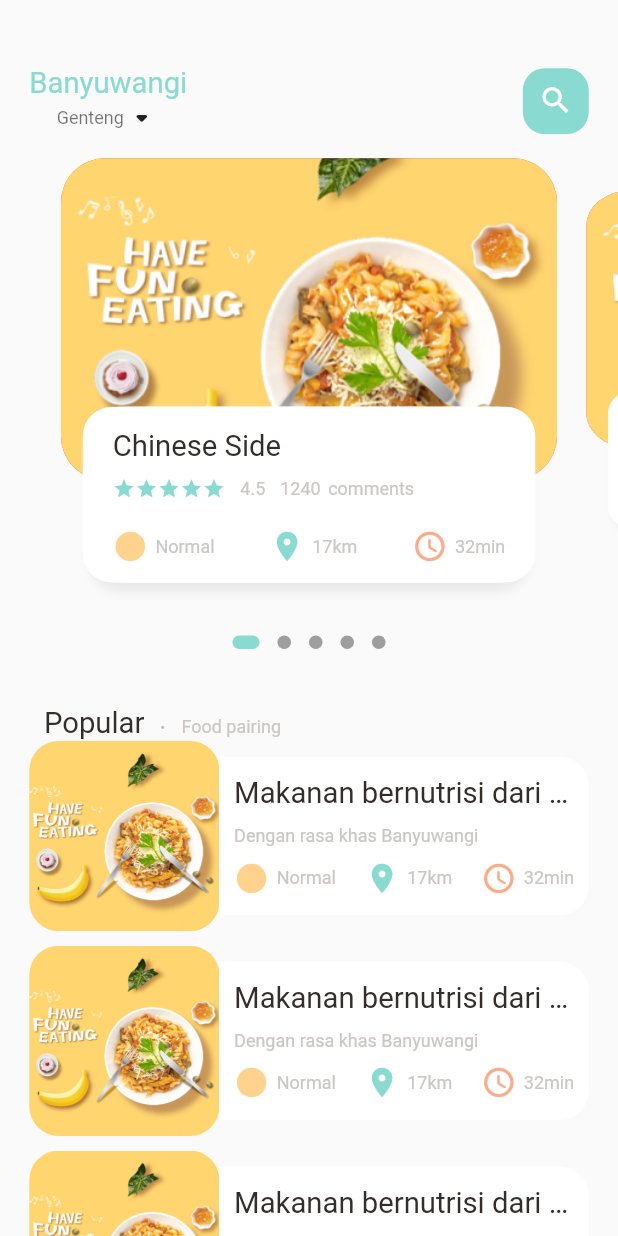
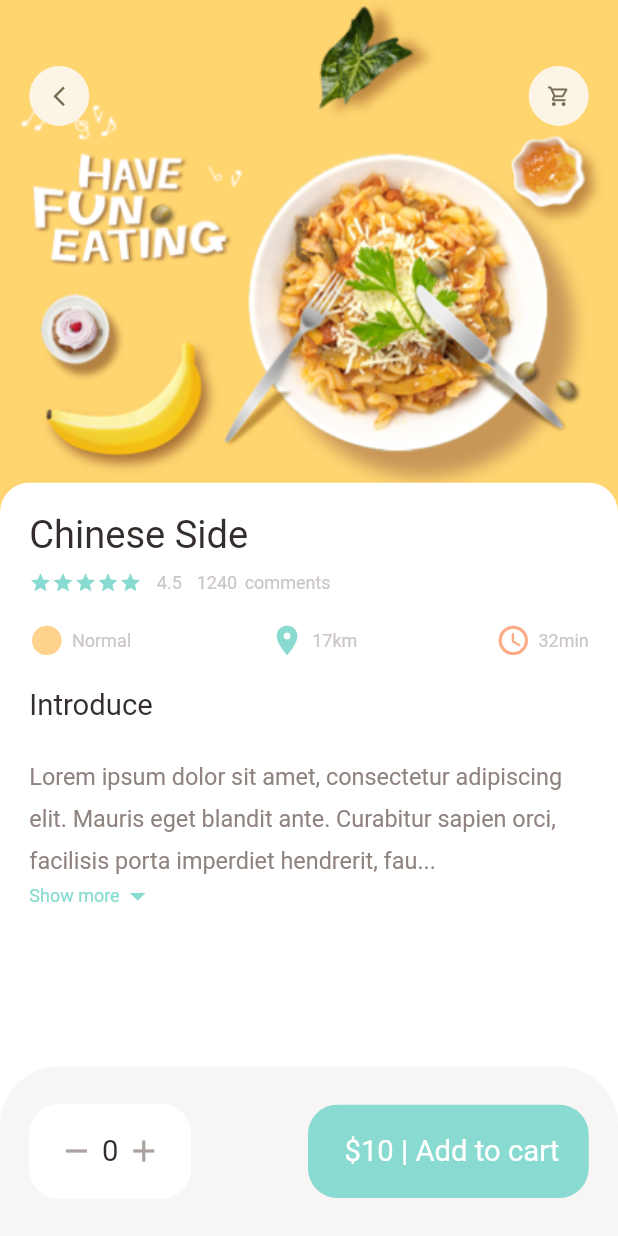
Before and after one commit to Khoruma/food_delivery, a Flutter app: the screen it shows after launch, on a phone screen of 412 x 824 dp. Run offline on Flutter 3.47's test engine with Material 2 defaults, Android fonts, the phone set to English and light mode, and no system bars; drawn by our look-alikes of dots_indicator; our stand-ins replace get; missing offline and left inert: dart:html.

Commit message:
popular detail page done

```diff
--- a/lib/main.dart
+++ b/lib/main.dart
@@ -1,5 +1,6 @@
 import 'package:flutter/material.dart';
-import 'package:food_delivery/home/home.dart';
+import 'package:food_delivery/pages/food/food.dart';
+// import 'package:food_delivery/pages/home/home.dart';
 import 'package:get/get.dart';
 
 void main() {
@@ -18,7 +19,7 @@ class MyApp extends StatelessWidget {
       theme: ThemeData(
         primarySwatch: Colors.blue,
       ),
-      home: const MainFoodPages(),
+      home: const PopularFoodDetail(),
     );
   }
 }
--- /dev/null
+++ b/lib/pages/food/food.dart
@@ -0,0 +1,5 @@
+import 'package:flutter/material.dart';
+import 'package:food_delivery/utils/utils.dart';
+import 'package:food_delivery/widgets/widgets.dart';
+
+part 'popular_food_detail.dart';
--- /dev/null
+++ b/lib/pages/food/popular_food_detail.dart
@@ -0,0 +1,125 @@
+part of 'food.dart';
+
+class PopularFoodDetail extends StatelessWidget {
+  const PopularFoodDetail({Key? key}) : super(key: key);
+
+  @override
+  Widget build(BuildContext context) {
+    return Scaffold(
+      backgroundColor: Colors.white,
+      body: Stack(
+        children: [
+          //background image
+          Positioned(
+            left: 0,
+            right: 0,
+            child: Container(
+              width: double.maxFinite,
+              height: Dimensions.popularFoodImgSize,
+              decoration: BoxDecoration(
+                  image: DecorationImage(
+                      fit: BoxFit.cover,
+                      image: AssetImage("assets/image/food0.png"))),
+            ),
+          ),
+          //icons widget
+          Positioned(
+            top: Dimensions.height45,
+            left: Dimensions.width20,
+            right: Dimensions.width20,
+            child: Row(
+              mainAxisAlignment: MainAxisAlignment.spaceBetween,
+              children: [
+                AppIcon(icon: Icons.arrow_back_ios_new),
+                AppIcon(icon: Icons.shopping_cart_outlined)
+              ],
+            ),
+          ),
+          //introduction prodcut
+          Positioned(
+            left: 0,
+            right: 0,
+            bottom: 0,
+            top: Dimensions.popularFoodImgSize - 20,
+            child: Container(
+                padding: EdgeInsets.only(
+                    left: Dimensions.width20,
+                    right: Dimensions.width20,
+                    top: Dimensions.height20),
+                decoration: BoxDecoration(
+                    borderRadius: BorderRadius.only(
+                      topRight: Radius.circular(Dimensions.radius20),
+                      topLeft: Radius.circular(Dimensions.radius20),
+                    ),
+                    color: Colors.white),
+                child: Column(
+                  crossAxisAlignment: CrossAxisAlignment.start,
+                  children: [
+                    AppColumn(text: "Chinese Side"),
+                    SizedBox(height: Dimensions.height20),
+                    BigText(text: "Introduce"),
+                    SizedBox(height: Dimensions.height20),
+                    Expanded(
+                      child: SingleChildScrollView(
+                          child: ExpandableTextWidget(
+                              text:
+                                  "Lorem ipsum dolor sit amet, consectetur adipiscing elit. Mauris eget blandit ante. Curabitur sapien orci, facilisis porta imperdiet hendrerit, faucibus ac lorem. Morbi elementum, nibh ut consequat ultrices, odio mi vestibulum magna, pharetra fermentum augue libero quis elit. In libero ante, viverra quis urna id, venenatis bibendum enim. Praesent sodales orci id justo pellentesque fringilla. Proin vehicula nibh placerat enim interdum maximus. Ut in est varius, pretium leo sit amet, mollis ex. Nulla lectus neque, eleifend nec leo et, scelerisque fermentum ex. Ut non lorem a ante fringilla accumsan. Donec eu elementum leo. ")),
+                    )
+                  ],
+                )),
+          ),
+        ],
+      ),
+      bottomNavigationBar: Container(
+        height: Dimensions.bottomHeightBar,
+        padding: EdgeInsets.only(
+            top: Dimensions.height20,
+            bottom: Dimensions.height20,
+            left: Dimensions.width20,
+            right: Dimensions.width20),
+        decoration: BoxDecoration(
+          color: AppColors.buttonBackgroundColor,
+          borderRadius: BorderRadius.only(
+            topLeft: Radius.circular(Dimensions.radius20 * 2),
+            topRight: Radius.circular(Dimensions.radius20 * 2),
+          ),
+        ),
+        child: Row(
+          mainAxisAlignment: MainAxisAlignment.spaceBetween,
+          children: [
+            Container(
+              padding: EdgeInsets.only(
+                  top: Dimensions.height20,
+                  bottom: Dimensions.height20,
+                  left: Dimensions.width20,
+                  right: Dimensions.width20),
+              decoration: BoxDecoration(
+                  borderRadius: BorderRadius.circular(Dimensions.radius20),
+                  color: Colors.white),
+              child: Row(
+                children: [
+                  Icon(Icons.remove, color: AppColors.signColor),
+                  SizedBox(width: Dimensions.width10 / 2),
+                  BigText(text: "0"),
+                  SizedBox(width: Dimensions.width10 / 2),
+                  Icon(Icons.add, color: AppColors.signColor)
+                ],
+              ),
+            ),
+            Container(
+              padding: EdgeInsets.only(
+                  top: Dimensions.height20,
+                  bottom: Dimensions.height20,
+                  left: Dimensions.width20,
+                  right: Dimensions.width20),
+              child: BigText(text: " \$10 | Add to cart", color: Colors.white),
+              decoration: BoxDecoration(
+                  color: AppColors.mainColor,
+                  borderRadius: BorderRadius.circular(Dimensions.radius20)),
+            )
+          ],
+        ),
+      ),
+    );
+  }
+}
--- a/lib/home/food_page_body.dart
+++ b/lib/pages/home/food_page_body.dart
@@ -227,59 +227,7 @@ class _FoodPageBodyState extends State<FoodPageBody> {
               child: Container(
                 margin: EdgeInsets.only(
                     top: Dimensions.height15, left: 15, right: 15),
-                child: Column(
-                  crossAxisAlignment: CrossAxisAlignment.start,
-                  children: [
-                    BigText(text: "Chinese Side"),
-                    SizedBox(
-                      height: Dimensions.height10,
-                    ),
-                    Row(
-                      children: [
-                        Wrap(
-                          children: List.generate(
-                              5,
-                              (index) => Icon(
-                                    Icons.star,
-                                    color: AppColors.mainColor,
-                                    size: 15,
-                                  )),
-                        ),
-                        const SizedBox(
-                          width: 10,
-                        ),
-                        SmallText(text: "4.5"),
-                        const SizedBox(
-                          width: 10,
-                        ),
-                        SmallText(text: "1240"),
-                        const SizedBox(
-                          width: 5,
-                        ),
-                        SmallText(text: "comments"),
-                      ],
-                    ),
-                    SizedBox(
-                      height: Dimensions.height20,
-                    ),
-                    Row(
-                        mainAxisAlignment: MainAxisAlignment.spaceBetween,
-                        children: const [
-                          IconsAndTextWidget(
-                              text: "Normal",
-                              icon: Icons.circle_sharp,
-                              iconColor: AppColors.iconColor1),
-                          IconsAndTextWidget(
-                              text: "17km",
-                              icon: Icons.location_on,
-                              iconColor: AppColors.mainColor),
-                          IconsAndTextWidget(
-                              text: "32min",
-                              icon: Icons.access_time_rounded,
-                              iconColor: AppColors.iconColor2),
-                        ])
-                  ],
-                ),
+                child: AppColumn(text: "Chinese Side"),
               ),
             ),
           )
--- a/lib/home/home.dart
+++ b/lib/pages/home/home.dart
@@ -1,5 +1,6 @@
 import 'package:dots_indicator/dots_indicator.dart';
 import 'package:flutter/material.dart';
+import 'package:food_delivery/pages/food/food.dart';
 import 'package:food_delivery/utils/utils.dart';
 import 'package:food_delivery/widgets/widgets.dart';
 
--- a/lib/utils/dimension.dart
+++ b/lib/utils/dimension.dart
@@ -22,11 +22,14 @@ class Dimensions {
   static double width30 = screenHeight/28.13;
   static double width45 = screenHeight/18.76;
 
-  //dynamic font
+  //dynamic font size
+  static double font16 = screenHeight/52.75;
   static double font20 = screenHeight/42.2;
+  static double font26 = screenHeight/32.46;
 
   //dynamic icon
   static double icon15 = screenHeight/56.26;
+  static double icon16 = screenHeight/52.75;
   static double icon24 = screenHeight/35.17;
 
   //dynamic radius
@@ -37,4 +40,11 @@ class Dimensions {
   //list view size
   static double listViewImgSize = screenWidth/3.25;
   static double listViewTextContSize = screenWidth/3.9;
+
+  //popular food
+  static double popularFoodImgSize = screenHeight/2.41;
+
+  //bottom height
+  static double bottomHeightBar = screenHeight/7.3;
+
 }
--- /dev/null
+++ b/lib/widgets/app_colum.dart
@@ -0,0 +1,61 @@
+part of 'widgets.dart';
+
+class AppColumn extends StatelessWidget {
+  final String text;
+  const AppColumn({Key? key, required this.text}) : super(key: key);
+
+  @override
+  Widget build(BuildContext context) {
+    return Column(
+      crossAxisAlignment: CrossAxisAlignment.start,
+      children: [
+        BigText(text: text, size: Dimensions.font26,),
+        SizedBox(
+          height: Dimensions.height10,
+        ),
+        Row(
+          children: [
+            Wrap(
+              children: List.generate(
+                  5,
+                  (index) => Icon(
+                        Icons.star,
+                        color: AppColors.mainColor,
+                        size: 15,
+                      )),
+            ),
+            const SizedBox(
+              width: 10,
+            ),
+            SmallText(text: "4.5"),
+            const SizedBox(
+              width: 10,
+            ),
+            SmallText(text: "1240"),
+            const SizedBox(
+              width: 5,
+            ),
+            SmallText(text: "comments"),
+          ],
+        ),
+        SizedBox(
+          height: Dimensions.height20,
+        ),
+        Row(mainAxisAlignment: MainAxisAlignment.spaceBetween, children: const [
+          IconsAndTextWidget(
+              text: "Normal",
+              icon: Icons.circle_sharp,
+              iconColor: AppColors.iconColor1),
+          IconsAndTextWidget(
+              text: "17km",
+              icon: Icons.location_on,
+              iconColor: AppColors.mainColor),
+          IconsAndTextWidget(
+              text: "32min",
+              icon: Icons.access_time_rounded,
+              iconColor: AppColors.iconColor2),
+        ])
+      ],
+    );
+  }
+}
--- /dev/null
+++ b/lib/widgets/app_icon.dart
@@ -0,0 +1,32 @@
+part of 'widgets.dart';
+
+class AppIcon extends StatelessWidget {
+  final IconData icon;
+  final Color backgroundColor;
+  final Color iconColor;
+  final double size;
+  AppIcon(
+      {Key? key,
+      required this.icon,
+      this.backgroundColor=const Color(0xFFfcf4e4),
+      this.iconColor= const Color(0xFF756d54),
+      this.size=40})
+      : super(key: key);
+
+  @override
+  Widget build(BuildContext context) {
+    return Container(
+      width: size,
+      height: size,
+      decoration: BoxDecoration(
+        color: backgroundColor,
+        borderRadius: BorderRadius.circular(size/2)
+      ),
+      child: Icon(
+        icon,
+        color: iconColor,
+        size: Dimensions.icon16,
+      )
+    );
+  }
+}
--- /dev/null
+++ b/lib/widgets/expandable_text_widget.dart
@@ -0,0 +1,74 @@
+part of 'widgets.dart';
+
+class ExpandableTextWidget extends StatefulWidget {
+  final String text;
+  ExpandableTextWidget({Key? key, required this.text}) : super(key: key);
+
+  @override
+  State<ExpandableTextWidget> createState() => _ExpandableTextWidgetState();
+}
+
+class _ExpandableTextWidgetState extends State<ExpandableTextWidget> {
+  late String firstHalf;
+  late String secondHalf;
+
+  bool hiddenText = true;
+
+  double textHigh = Dimensions.screenHeight / 5.63;
+
+  @override
+  void initState() {
+    super.initState();
+    if (widget.text.length > textHigh) {
+      firstHalf = widget.text.substring(0, textHigh.toInt());
+      secondHalf =
+          widget.text.substring(textHigh.toInt() + 1, widget.text.length);
+    } else {
+      firstHalf = widget.text;
+      secondHalf = "";
+    }
+  }
+
+  @override
+  Widget build(BuildContext context) {
+    return Container(
+      child: secondHalf.isEmpty
+          ? SmallText(
+              color: AppColors.paraColor,
+              size: Dimensions.font16,
+              text: firstHalf)
+          : Column(
+              children: [
+                SmallText(
+                    height: 1.8,
+                    color: AppColors.paraColor,
+                    size: Dimensions.font16,
+                    text: hiddenText
+                        ? (firstHalf + "...")
+                        : (firstHalf + secondHalf)),
+                InkWell(
+                  onTap: () {
+                    setState(() {
+                      hiddenText = !hiddenText;
+                    });
+                  },
+                  child: Row(
+                    children: [
+                      SmallText(
+                        text: "Show more",
+                        color: AppColors.mainColor,
+                      ),
+                      Icon(
+                        hiddenText
+                            ? Icons.arrow_drop_down
+                            : Icons.arrow_drop_up,
+                        color: AppColors.mainColor,
+                      ),
+                    ],
+                  ),
+                )
+              ],
+            ),
+    );
+  }
+}
--- a/lib/widgets/widgets.dart
+++ b/lib/widgets/widgets.dart
@@ -1,6 +1,11 @@
+import 'dart:html';
+
 import 'package:flutter/material.dart';
 import 'package:food_delivery/utils/utils.dart';
 
 part 'icons_and_text_widget.dart';
 part 'small_text.dart';
 part 'big_text.dart';
+part 'app_icon.dart';
+part 'app_colum.dart';
+part 'expandable_text_widget.dart';
```
Also changed, not shown: lib/pages/home/main_food_pages.dart (renamed from lib/home/main_food_pages.dart).
